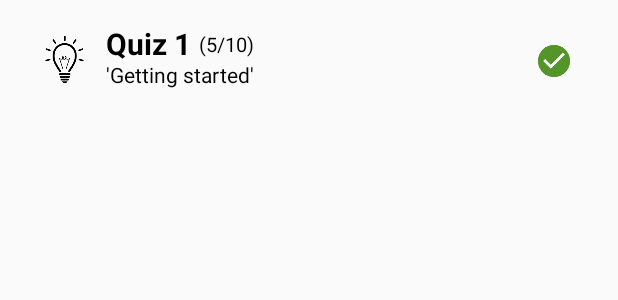
After one commit to kamil-chmiel/CodeLearn, an Android app: the layout quiz_cell.xml on its own in the app's theme, with its tools: preview values and no code run, on a phone screen of 412 x 824 dp. The commit adds this screen. Shown: the top 300 px of the screen. Run offline under Robolectric (Android 15) with nearby library versions, the phone set to English and light mode, and no system bars.

Commit message:
Quizes list

```diff
--- a/app/src/main/res/layout/fragment_quiz.xml
+++ b/app/src/main/res/layout/fragment_quiz.xml
@@ -6,9 +6,9 @@
     tools:context=".QuizFragment">
 
     <!-- TODO: Update blank fragment layout -->
-    <TextView
+    <ListView
+        android:id="@+id/quiz_list"
         android:layout_width="match_parent"
-        android:layout_height="match_parent"
-        android:text="QUIZ" />
+        android:layout_height="match_parent" />
 
 </FrameLayout>
--- /dev/null
+++ b/app/src/main/res/layout/quiz_cell.xml
@@ -0,0 +1,66 @@
+<?xml version="1.0" encoding="utf-8"?>
+<LinearLayout xmlns:android="http://schemas.android.com/apk/res/android"
+    xmlns:app="http://schemas.android.com/apk/res-auto"
+    android:layout_width="match_parent"
+    android:layout_height="80dp"
+    android:orientation="horizontal">
+
+    <ImageView
+        android:id="@+id/bulb"
+        android:layout_width="35dp"
+        android:layout_height="35dp"
+        android:layout_marginLeft="25dp"
+        android:layout_marginTop="22dp"
+        app:srcCompat="@drawable/bulb" />
+
+    <RelativeLayout
+        android:layout_width="match_parent"
+        android:layout_height="wrap_content">
+
+        <TextView
+            android:id="@+id/quiz_number"
+            android:layout_width="wrap_content"
+            android:layout_height="wrap_content"
+            android:layout_alignParentTop="true"
+            android:layout_marginLeft="10dp"
+            android:layout_marginTop="15dp"
+            android:text="Quiz 1"
+            android:textColor="@android:color/black"
+            android:textSize="20sp"
+            android:textStyle="bold" />
+
+        <TextView
+            android:id="@+id/result"
+            android:layout_width="wrap_content"
+            android:layout_height="wrap_content"
+            android:layout_alignParentTop="true"
+            android:layout_toRightOf="@id/quiz_number"
+            android:layout_marginLeft="5dp"
+            android:layout_marginTop="20dp"
+            android:text="(5/10)"
+            android:textColor="@android:color/black"
+            android:textSize="13sp" />
+
+        <TextView
+            android:id="@+id/quiz_title"
+            android:layout_width="match_parent"
+            android:layout_height="wrap_content"
+            android:layout_marginLeft="10dp"
+            android:layout_marginTop="40dp"
+            android:text="'Getting started'"
+            android:textColor="@android:color/black"
+            android:textSize="14sp" />
+
+        <ImageView
+            android:id="@+id/quiz_tick_image"
+            android:layout_width="25dp"
+            android:layout_height="25dp"
+            android:layout_alignParentRight="true"
+            android:layout_marginRight="30dp"
+            android:layout_marginTop="28dp"
+            app:srcCompat="@drawable/tick" />
+
+    </RelativeLayout>
+
+
+</LinearLayout>
```
Also changed, not shown: app/src/main/java/com/example/kamil/codelearn/LecturesFragment.java (+2 -11 lines), app/src/main/java/com/example/kamil/codelearn/Quiz.java (added, +17 -0 lines), app/src/main/java/com/example/kamil/codelearn/QuizFragment.java (+83 -10 lines), app/src/main/res/drawable/bulb.png (added).
